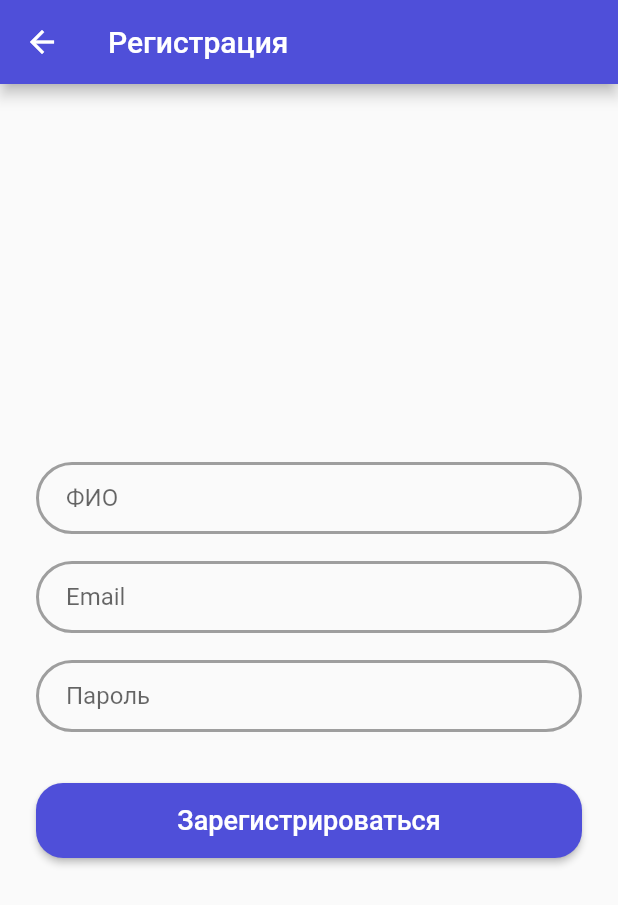
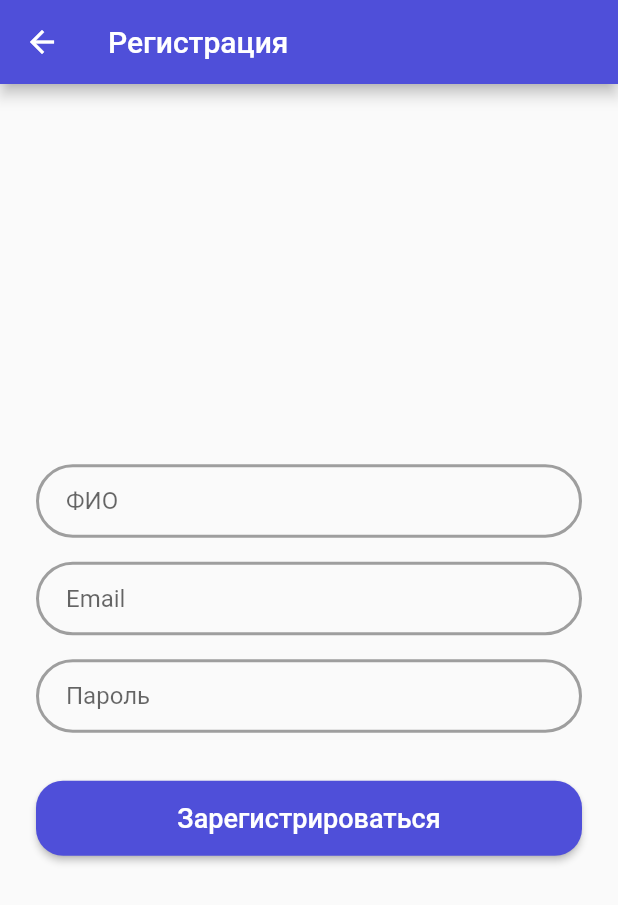
Before and after one commit to 1ldanlik/diplom-flutter-firebase, a Flutter app: the ProfilePage screen opened directly with empty values, after a tap on "Выйти", after a tap on "Регистрация", on a phone screen of 412 x 824 dp. Shown: the top 905 px of the screen. Run offline on Flutter 3.47's test engine with Material 2 defaults, Android fonts, the phone set to English and light mode, and no system bars; our stand-ins replace cloud_firestore, drop_shadow_image, firebase_auth, firebase_core, firebase_storage, flutter_datetime_picker and 2 more; missing offline and left inert: adaptive_spinner, teledart; accounts and stored records are empty; network calls fail.

Commit message:
WithRedactCircularANDNEWDEPENDENCY

```diff
--- a/lib/pages/add_issue_page.dart
+++ b/lib/pages/add_issue_page.dart
@@ -1,4 +1,5 @@
 import 'dart:convert';
+import 'package:adaptive_spinner/adaptive_spinner.dart';
 import 'package:flutter/material.dart';
 import 'package:flutter_svg/svg.dart';
 import 'package:http/http.dart' as http;
@@ -102,7 +103,8 @@ class _AddIssuePageState extends State<AddIssuePage> {
                   size: 26.0,
                   color: CustomColors.customWhite,
                 ),
-              ) : const CircularProgressIndicator()
+              ) :
+              AdaptiveSpinner(withRadius: 30,),
           ),
         ],
       ),
--- a/lib/pages/login_page.dart
+++ b/lib/pages/login_page.dart
@@ -70,13 +70,12 @@ class _LoginPageState extends State<LoginPage> {
                         child: Column(
                           children: <Widget>[
                             Container(
-                              height: 50,
                               child: TextFormField(
                                 cursorColor: CustomColors.customBlack,
                                 style: TextStyle(fontSize: 18),
                                 decoration: const InputDecoration(
                                   hintText: 'Email',
-                                  contentPadding: EdgeInsets.only(left: 20, right: 20),
+                                  contentPadding: EdgeInsets.only(left: 20, right: 20, top: 15, bottom: 15),
                                   enabledBorder: const OutlineInputBorder(
                                       borderSide: BorderSide(color: Colors.grey, width: 2.0),
                                       borderRadius: const BorderRadius.all(
@@ -108,14 +107,14 @@ class _LoginPageState extends State<LoginPage> {
                             ),
                             SizedBox(height: 18.0),
                             Container(
-                              height: 50,
+                              // height: 50,
                               child: TextFormField(
                                 obscureText: true,
                                 cursorColor: CustomColors.customBlack,
                                 style: TextStyle(fontSize: 18),
                                 decoration: const InputDecoration(
                                   hintText: 'Пароль',
-                                  contentPadding: EdgeInsets.only(left: 20, right: 20),
+                                  contentPadding: EdgeInsets.only(left: 20, right: 20, top: 15, bottom: 15),
                                   enabledBorder: const OutlineInputBorder(
                                       borderSide: BorderSide(color: Colors.grey, width: 2.0),
                                       borderRadius: const BorderRadius.all(
--- a/lib/pages/profile_page.dart
+++ b/lib/pages/profile_page.dart
@@ -1,5 +1,6 @@
 import 'dart:convert';
 import 'dart:io';
+import 'package:adaptive_spinner/adaptive_spinner.dart';
 import 'package:drop_shadow_image/drop_shadow_image.dart';
 import 'package:cloud_firestore/cloud_firestore.dart';
 import 'package:firebase_core/firebase_core.dart';
@@ -41,6 +42,8 @@ class _ProfilePageState extends State<ProfilePage> {
   late Future<DateTime> time;
   late DateTime? dateTime = null;
   late String? subDiv = null;
+  double valueIndicator = 0;
+  bool isProcess = false;
 
 
   @override
@@ -75,6 +78,7 @@ class _ProfilePageState extends State<ProfilePage> {
         child: Column(
           mainAxisAlignment: MainAxisAlignment.center,
           children: [
+            Text(_currentUser!.photoURL.toString()),
             Row(
               children: [
                 SizedBox(width: 65,),
@@ -89,15 +93,22 @@ class _ProfilePageState extends State<ProfilePage> {
                       )
                     ],
                   ),
-                  child: ClipRRect(
+                  child: isProcess == true ?
+                  AdaptiveSpinner() :
+                  ClipRRect(
                     borderRadius: BorderRadius.circular(8.0),
-                    child: ClipRRect(
-                      child: _currentUser!.photoURL != null ? Image.network(
+                    child: _currentUser!.photoURL != null ? ClipRRect(
+                      child: Image.network(
                         _currentUser!.photoURL.toString(),
                         fit: BoxFit.cover,
                         height: 100,
                         width: 100,
-                      ) : Image.asset("assets/avatar_null.png", width: 100,)
+                      )) : ClipRRect(
+                      child: Image.asset("assets/avatar_null.png",
+                        fit: BoxFit.cover,
+                        height: 100,
+                        width: 100,
+                      )
                     ),
                   ),
                 ),
@@ -360,7 +371,10 @@ class _ProfilePageState extends State<ProfilePage> {
   }
 
   Future uploadFile() async {
-    firebase_storage.FirebaseStorage.instance.refFromURL(_currentUser!.photoURL.toString()).delete();
+    if(_currentUser!.photoURL != null) {
+      firebase_storage.FirebaseStorage.instance.refFromURL(
+          _currentUser!.photoURL.toString()).delete();
+    }
     ref = firebase_storage.FirebaseStorage.instance.ref().child('images/avatarImgs/${Path.basename(_image.path)}');
     await ref!.putFile(_image).whenComplete(() async {
       await ref!.getDownloadURL().then((value) async {
--- a/lib/pages/redact_profile_page.dart
+++ b/lib/pages/redact_profile_page.dart
@@ -83,6 +83,7 @@ class _EditProfilePageState extends State<EditProfilePage> {
                           name: value,
                         ),
                         decoration: InputDecoration(
+                          contentPadding: EdgeInsets.only(left: 20, right: 20, top: 15, bottom: 15),
                           hintText: "ФИО",
                           border: const OutlineInputBorder(
                               borderSide: BorderSide(color: Colors.blue, width: 1.0),
@@ -111,6 +112,7 @@ class _EditProfilePageState extends State<EditProfilePage> {
                           email: value,
                         ),
                         decoration: InputDecoration(
+                          contentPadding: EdgeInsets.only(left: 20, right: 20, top: 15, bottom: 15),
                           hintText: "Email",
                           border: const OutlineInputBorder(
                               borderSide: BorderSide(color: Colors.blue, width: 1.0),
@@ -139,6 +141,7 @@ class _EditProfilePageState extends State<EditProfilePage> {
                           subDivis: value,
                         ),
                         decoration: InputDecoration(
+                          contentPadding: EdgeInsets.only(left: 20, right: 20, top: 15, bottom: 15),
                           hintText: "Подразделение",
                           border: const OutlineInputBorder(
                               borderSide: BorderSide(color: Colors.blue, width: 1.0),
--- a/lib/pages/register_page.dart
+++ b/lib/pages/register_page.dart
@@ -53,7 +53,7 @@ class _RegisterPageState extends State<RegisterPage> {
                   child: Column(
                     children: <Widget>[
                       Container(
-                        height: 50,
+                        // height: 50,
                         child: TextFormField(
                           cursorColor: CustomColors.customBlack,
                           controller: _nameTextController,
@@ -62,7 +62,7 @@ class _RegisterPageState extends State<RegisterPage> {
                             name: value,
                           ),
                           decoration: InputDecoration(
-                            contentPadding: EdgeInsets.only(left: 20, right: 20),
+                            contentPadding: EdgeInsets.only(left: 20, right: 20, top: 15, bottom: 15),
                             enabledBorder: const OutlineInputBorder(
                                 borderSide: BorderSide(color: Colors.grey, width: 2.0),
                                 borderRadius: const BorderRadius.all(
@@ -92,7 +92,7 @@ class _RegisterPageState extends State<RegisterPage> {
                       ),
                       SizedBox(height: 16.0),
                       Container(
-                        height: 50,
+                        // height: 50,
                         child: TextFormField(
                           cursorColor: CustomColors.customBlack,
                           controller: _emailTextController,
@@ -101,7 +101,7 @@ class _RegisterPageState extends State<RegisterPage> {
                             email: value,
                           ),
                           decoration: InputDecoration(
-                            contentPadding: EdgeInsets.only(left: 20, right: 20),
+                            contentPadding: EdgeInsets.only(left: 20, right: 20, top: 15, bottom: 15),
                             enabledBorder: const OutlineInputBorder(
                                 borderSide: BorderSide(color: Colors.grey, width: 2.0),
                                 borderRadius: const BorderRadius.all(
@@ -131,7 +131,7 @@ class _RegisterPageState extends State<RegisterPage> {
                       ),
                       SizedBox(height: 16.0),
                       Container(
-                        height: 50,
+                        // height: 50,
                         child: TextFormField(
                           cursorColor: CustomColors.customBlack,
                           controller: _passwordTextController,
@@ -141,7 +141,7 @@ class _RegisterPageState extends State<RegisterPage> {
                             password: value,
                           ),
                           decoration: InputDecoration(
-                            contentPadding: EdgeInsets.only(left: 20, right: 20),
+                            contentPadding: EdgeInsets.only(left: 20, right: 20, top: 15, bottom: 15),
                             enabledBorder: const OutlineInputBorder(
                                 borderSide: BorderSide(color: Colors.grey, width: 2.0),
                                 borderRadius: const BorderRadius.all(
--- a/pubspec.yaml
+++ b/pubspec.yaml
@@ -46,6 +46,7 @@ dependencies:
   flutter_svg: ^1.0.3
   path_provider: ^2.0.10
   drop_shadow_image: ^0.9.1
+  adaptive_spinner: ^2.0.0
 #  atlassian_apis: ^0.7.0
 #  flutter_session: ^0.1.1
 
```
Also changed, not shown: pubspec.lock.
